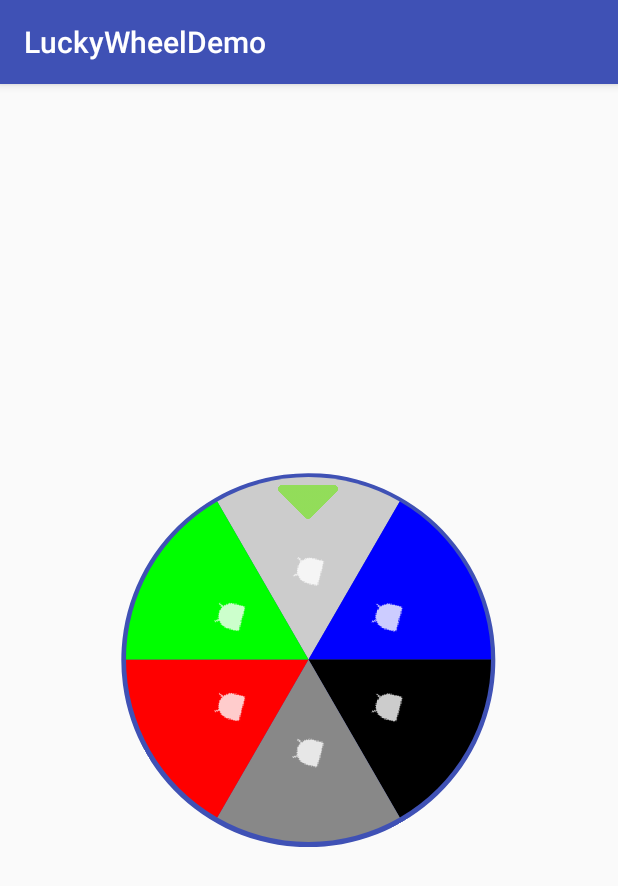
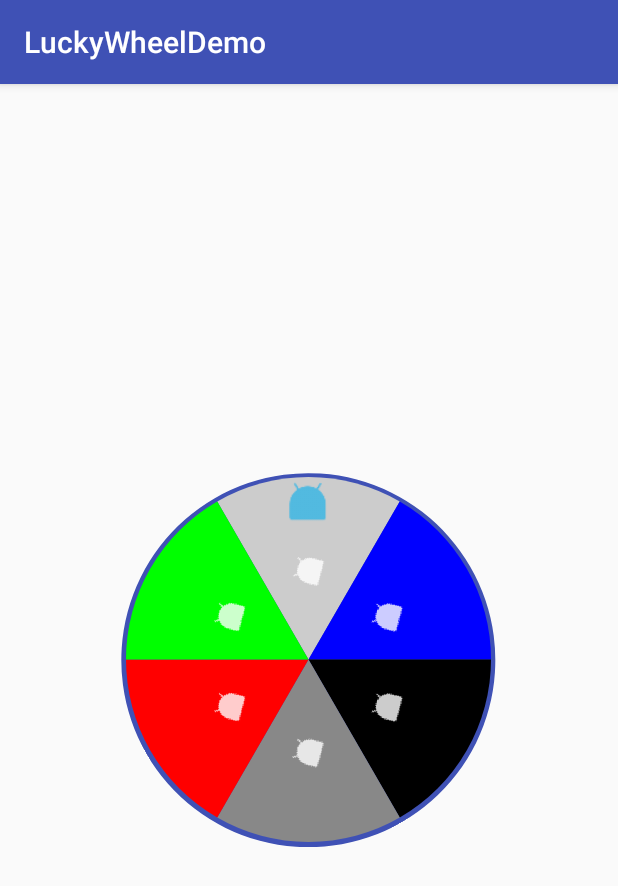
Before and after one commit to mmoamenn/LuckyWheel_Android, an Android app: the screen it shows after launch (MainActivity), on a phone screen of 412 x 824 dp. Shown: the top 886 px of the screen. Run offline under Robolectric (Android 15) with nearby library versions, the phone set to English and light mode, and no system bars.

```diff
--- a/app/src/main/res/layout/activity_main.xml
+++ b/app/src/main/res/layout/activity_main.xml
@@ -12,6 +12,7 @@
         android:layout_width="250dp"
         android:layout_height="250dp"
         android:layout_centerInParent="true"
-        LuckyWheel:background_color="@color/colorPrimary" />
+        LuckyWheel:background_color="@color/colorPrimary"
+        LuckyWheel:arrow_image="@drawable/ic_action"/>
 
 </RelativeLayout>
--- a/luckywheel/src/main/java/com/bluehomestudio/luckywheel/LuckyWheel.java
+++ b/luckywheel/src/main/java/com/bluehomestudio/luckywheel/LuckyWheel.java
@@ -51,7 +51,7 @@ public class LuckyWheel extends FrameLayout {
         TypedArray typedArray = getContext().obtainStyledAttributes(attrs, R.styleable.LuckyWheel, 0, 0);
         try {
             int backgroudnColor = typedArray.getColor(R.styleable.LuckyWheel_background_color, Color.GREEN);
-            int arrowImage = typedArray.getInt(R.styleable.LuckyWheel_arrow_image, R.drawable.arrow);
+            int arrowImage = typedArray.getResourceId(R.styleable.LuckyWheel_arrow_image, R.drawable.arrow);
 
             wheelView.setWheelBackgoundWheel(backgroudnColor);
             arrow.setImageResource(arrowImage);
--- a/luckywheel/src/main/res/values/attrs.xml
+++ b/luckywheel/src/main/res/values/attrs.xml
@@ -4,7 +4,7 @@
     <declare-styleable name="LuckyWheel">
 
         <attr name="background_color" format="color"/>
-        <attr name="arrow_image" format="integer"/>
+        <attr name="arrow_image" format="reference"/>
 
     </declare-styleable>
 
```
Also changed, not shown: app/src/main/res/drawable-xxhdpi/ic_action.png (added), app/src/main/res/mipmap-hdpi/ic_launcher.png, app/src/main/res/mipmap-hdpi/ic_launcher_round.png (deleted), app/src/main/res/mipmap-mdpi/ic_launcher.png, app/src/main/res/mipmap-mdpi/ic_launcher_round.png (deleted), app/src/main/res/mipmap-xhdpi/ic_launcher.png, app/src/main/res/mipmap-xhdpi/ic_launcher_round.png (deleted), app/src/main/res/mipmap-xxhdpi/ic_launcher.png, app/src/main/res/mipmap-xxhdpi/ic_launcher_round.png (deleted), app/src/main/res/mipmap-xxxhdpi/ic_launcher.png (deleted).
